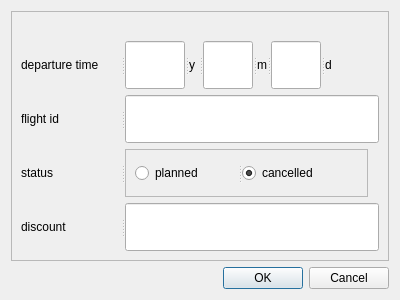
Qt form addfliarrange.ui (Aloereed/Flightman_Platform_DATA130039) before a commit.
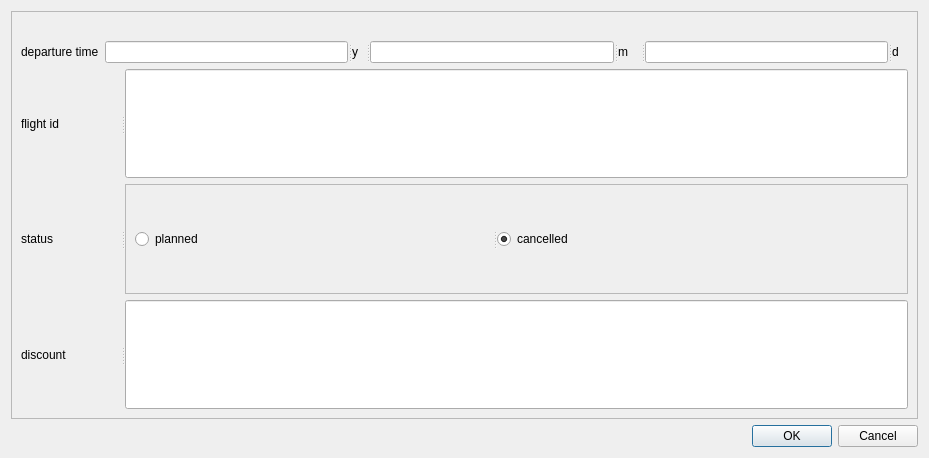
The same form after that commit.

Diff of the .ui file:
```diff
--- a/addfliarrange.ui
+++ b/addfliarrange.ui
@@ -6,8 +6,8 @@
    <rect>
     <x>0</x>
     <y>0</y>
-    <width>400</width>
-    <height>300</height>
+    <width>929</width>
+    <height>458</height>
    </rect>
   </property>
   <property name="windowTitle">
@@ -22,8 +22,8 @@
      <property name="frameShadow">
       <enum>QFrame::Raised</enum>
      </property>
-     <layout class="QVBoxLayout" name="verticalLayout">
-      <item>
+     <layout class="QGridLayout" name="gridLayout">
+      <item row="0" column="0">
        <widget class="QLabel" name="label_9">
         <property name="sizePolicy">
          <sizepolicy hsizetype="Preferred" vsizetype="Fixed">
@@ -48,11 +48,7 @@
         </property>
        </widget>
       </item>
-      <item>
-       <widget class="QSplitter" name="splitter_5">
-        <property name="orientation">
-         <enum>Qt::Horizontal</enum>
-        </property>
+      <item row="1" column="0">
         <widget class="QLabel" name="departure_time">
          <property name="sizePolicy">
           <sizepolicy hsizetype="Preferred" vsizetype="Fixed">
@@ -76,6 +72,8 @@
           <string>departure time</string>
          </property>
         </widget>
+      </item>
+      <item row="1" column="1">
         <widget class="QSplitter" name="splitter_4">
          <property name="orientation">
           <enum>Qt::Horizontal</enum>
@@ -93,7 +91,7 @@
            </property>
            <property name="maximumSize">
             <size>
-             <width>60</width>
+            <width>16777215</width>
              <height>16777215</height>
             </size>
            </property>
@@ -116,7 +114,7 @@
            </property>
            <property name="maximumSize">
             <size>
-             <width>10</width>
+            <width>16777215</width>
              <height>16777215</height>
             </size>
            </property>
@@ -138,7 +136,7 @@
            </property>
            <property name="maximumSize">
             <size>
-             <width>50</width>
+            <width>16777215</width>
              <height>16777215</height>
             </size>
            </property>
@@ -161,7 +159,7 @@
            </property>
            <property name="maximumSize">
             <size>
-             <width>10</width>
+            <width>16777215</width>
              <height>16777215</height>
             </size>
            </property>
@@ -183,7 +181,7 @@
            </property>
            <property name="maximumSize">
             <size>
-             <width>50</width>
+            <width>16777215</width>
              <height>16777215</height>
             </size>
            </property>
@@ -206,7 +204,7 @@
            </property>
            <property name="maximumSize">
             <size>
-             <width>10</width>
+            <width>16777215</width>
              <height>16777215</height>
             </size>
            </property>
@@ -216,9 +214,8 @@
           </widget>
          </widget>
         </widget>
-       </widget>
       </item>
-      <item>
+      <item row="2" column="0" colspan="2">
        <widget class="QSplitter" name="splitter_6">
         <property name="orientation">
          <enum>Qt::Horizontal</enum>
@@ -262,7 +259,7 @@
         </widget>
        </widget>
       </item>
-      <item>
+      <item row="3" column="0" colspan="2">
        <widget class="QSplitter" name="splitter_7">
         <property name="orientation">
          <enum>Qt::Horizontal</enum>
@@ -299,8 +296,8 @@
          </property>
          <property name="maximumSize">
           <size>
-           <width>243</width>
-           <height>60</height>
+           <width>16777215</width>
+           <height>16777215</height>
           </size>
          </property>
          <property name="frameShape">
@@ -319,7 +316,7 @@
              <property name="maximumSize">
               <size>
                <width>16777215</width>
-               <height>20</height>
+               <height>16777215</height>
               </size>
              </property>
              <property name="text">
@@ -330,7 +327,7 @@
              <property name="maximumSize">
               <size>
                <width>16777215</width>
-               <height>20</height>
+               <height>16777215</height>
               </size>
              </property>
              <property name="text">
@@ -346,7 +343,7 @@
         </widget>
        </widget>
       </item>
-      <item>
+      <item row="4" column="0" colspan="2">
        <widget class="QSplitter" name="splitter_8">
         <property name="orientation">
          <enum>Qt::Horizontal</enum>
```
Lines whose indentation alone changed are shown as unchanged.
